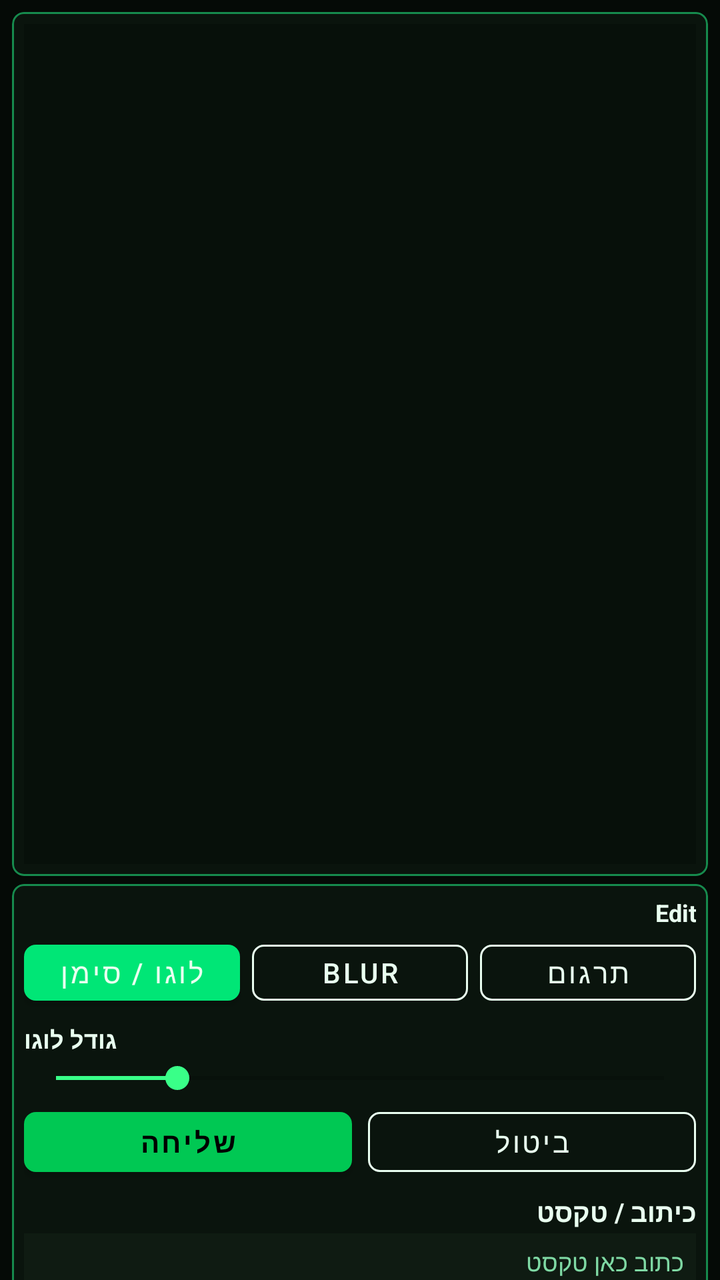
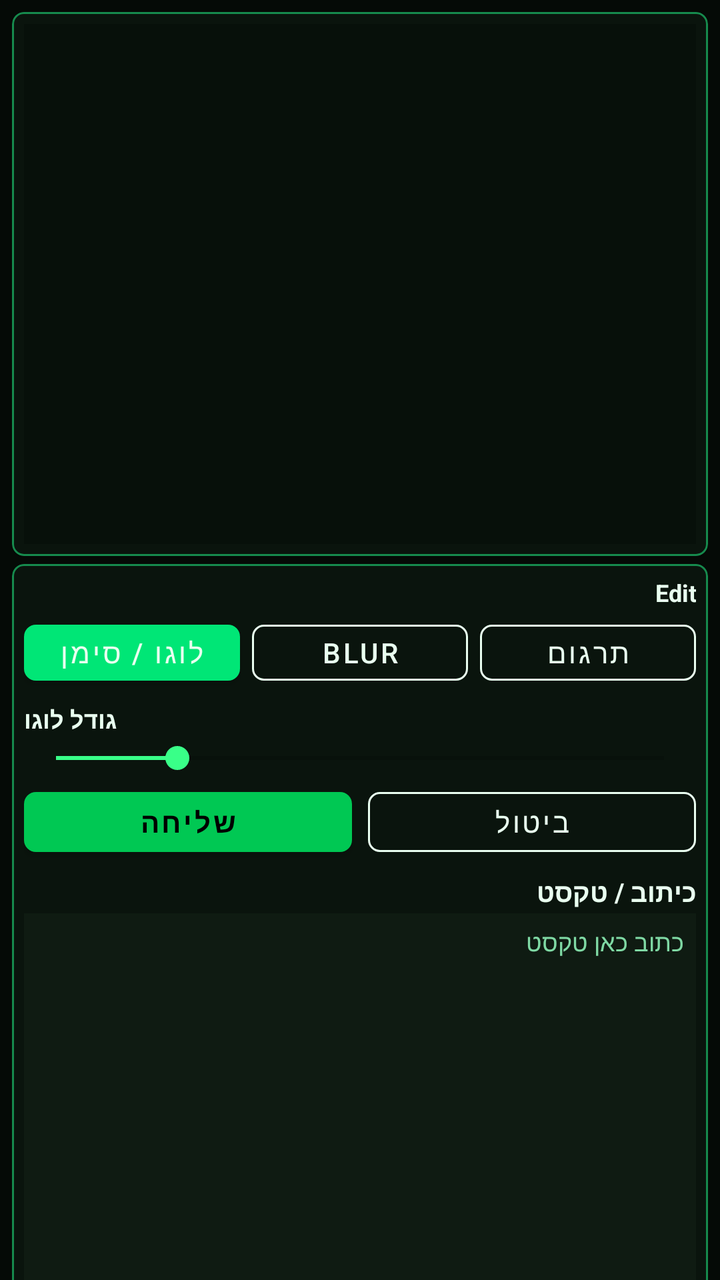

The first picture is an Android layout as it rendered before a commit; the second is the same layout after the commit. The layout source and the unified diff follow.
<!-- AndroidManifest.xml: application theme Theme.Pasiflonet -->
<!-- res/layout/activity_details.xml -->
<?xml version="1.0" encoding="utf-8"?>
<FrameLayout xmlns:android="http://schemas.android.com/apk/res/android"
    xmlns:app="http://schemas.android.com/apk/res-auto"
    android:layout_width="match_parent"
    android:layout_height="match_parent"
    android:background="#050A06">

    <androidx.core.widget.NestedScrollView
        android:id="@+id/scrollRoot"
        android:layout_width="match_parent"
        android:layout_height="match_parent"
        android:fillViewport="true"
        android:clipToPadding="false"
        android:padding="6dp">

        <LinearLayout
            android:layout_width="match_parent"
            android:layout_height="wrap_content"
            android:orientation="vertical">

            <com.google.android.material.card.MaterialCardView
                android:id="@+id/cardPreview"
                android:layout_width="match_parent"
                android:layout_height="wrap_content"
                android:layout_marginBottom="4dp"
                app:cardBackgroundColor="@color/cy_card"
                app:cardCornerRadius="6dp"
                app:strokeColor="@color/cy_stroke_soft"
                app:strokeWidth="1dp">

                <FrameLayout
                    android:layout_width="match_parent"
                    android:layout_height="wrap_content"
                    android:padding="6dp">

                    <ImageView
                        android:id="@+id/ivPreview"
                        android:layout_width="match_parent"
                        android:layout_height="420dp"
                        android:adjustViewBounds="false"
                        android:background="@color/cy_bg_2"
                        android:scaleType="fitCenter" />

                    <com.pasiflonet.mobile.ui.DrawingView
                        android:id="@+id/drawingView"
                        android:layout_width="match_parent"
                        android:layout_height="420dp"
                        android:visibility="gone" />

                    <ImageView
                        android:id="@+id/ivDraggableLogo"
                        android:layout_width="120dp"
                        android:layout_height="120dp"
                        android:layout_gravity="top|start"
                        android:visibility="gone" />
                </FrameLayout>
            </com.google.android.material.card.MaterialCardView>

            <com.google.android.material.card.MaterialCardView
                android:id="@+id/cardEditor"
                android:layout_width="match_parent"
                android:layout_height="wrap_content"
                app:cardBackgroundColor="@color/cy_card"
                app:cardCornerRadius="6dp"
                app:strokeColor="@color/cy_stroke_soft"
                app:strokeWidth="1dp">

                <LinearLayout
                    android:layout_width="match_parent"
                    android:layout_height="wrap_content"
                    android:orientation="vertical"
                    android:padding="6dp">

                    <TextView
                        android:layout_width="match_parent"
                        android:layout_height="wrap_content"
                        android:gravity="end"
                        android:text="Edit"
                        android:textColor="#E9FFF0"
                        android:textSize="12sp"
                        android:textStyle="bold" />

                    <LinearLayout
                        android:layout_width="match_parent"
                        android:layout_height="wrap_content"
                        android:layout_marginTop="2dp"
                        android:orientation="horizontal">

                        <com.google.android.material.button.MaterialButton
                            android:id="@+id/btnModeLogo"
                            android:layout_width="0dp"
                            android:layout_height="40dp"
                            android:layout_weight="1"
                            android:text="לוגו / סימן"
                            android:textColor="@color/cy_text"
                            app:backgroundTint="#00E676"
                            app:cornerRadius="6dp" />

                        <Space
                            android:layout_width="6dp"
                            android:layout_height="1dp" />

                        <com.google.android.material.button.MaterialButton
                            style="@style/Widget.MaterialComponents.Button.OutlinedButton"
                            android:id="@+id/btnModeBlur"
                            android:layout_width="0dp"
                            android:layout_height="40dp"
                            android:layout_weight="1"
                            android:text="BLUR"
                            android:textColor="#E9FFF0"
                            app:cornerRadius="6dp"
                            app:strokeColor="#E9FFF0" />

                        <Space
                            android:layout_width="6dp"
                            android:layout_height="1dp" />

                        <com.google.android.material.button.MaterialButton
                            style="@style/Widget.MaterialComponents.Button.OutlinedButton"
                            android:id="@+id/btnTranslate"
                            android:layout_width="0dp"
                            android:layout_height="40dp"
                            android:layout_weight="1"
                            android:text="תרגום"
                            android:textColor="#E9FFF0"
                            app:cornerRadius="6dp"
                            app:strokeColor="#E9FFF0" />
                    </LinearLayout>

                    <TextView
                        android:layout_width="match_parent"
                        android:layout_height="wrap_content"
                        android:layout_marginTop="5dp"
                        android:gravity="end"
                        android:text="גודל לוגו"
                        android:textColor="#E9FFF0"
                        android:textSize="12sp"
                        android:textStyle="bold" />

                    <SeekBar
                        android:id="@+id/sbLogoSize"
                        android:layout_width="match_parent"
                        android:layout_height="wrap_content"
                        android:layout_marginTop="2dp"
                        android:max="100"
                        android:progress="20" />

                    <LinearLayout
                        android:layout_width="match_parent"
                        android:layout_height="wrap_content"
                        android:layout_marginTop="2dp"
                        android:orientation="horizontal">

                        <com.google.android.material.button.MaterialButton
                            android:id="@+id/btnSend"
                            android:layout_width="0dp"
                            android:layout_height="42dp"
                            android:layout_weight="1"
                            android:text="שליחה"
                            android:textStyle="bold"
                            app:backgroundTint="#00C853"
                            app:cornerRadius="6dp" />

                        <Space
                            android:layout_width="8dp"
                            android:layout_height="1dp" />

                        <com.google.android.material.button.MaterialButton
                            style="@style/Widget.MaterialComponents.Button.OutlinedButton"
                            android:id="@+id/btnCancel"
                            android:layout_width="0dp"
                            android:layout_height="42dp"
                            android:layout_weight="1"
                            android:text="ביטול"
                            android:textColor="#E9FFF0"
                            app:cornerRadius="6dp"
                            app:strokeColor="#E9FFF0" />
                    </LinearLayout>

                    <TextView
                        android:layout_width="match_parent"
                        android:layout_height="wrap_content"
                        android:layout_marginTop="5dp"
                        android:gravity="start"
                        android:text="כיתוב / טקסט"
                        android:textColor="#E9FFF0"
                        android:textSize="13sp"
                        android:textStyle="bold" />

                    <EditText
                        android:id="@+id/etCaption"
                        android:layout_width="match_parent"
                        android:layout_height="200dp"
                        android:layout_marginTop="2dp"
                        android:background="#0F1B12"
                        android:gravity="top|right"
                        android:hint="כתוב כאן טקסט"
                        android:imeOptions="flagNoExtractUi"
                        android:inputType="textMultiLine|textCapSentences"
                        android:scrollHorizontally="false"
                        android:focusable="true"
                        android:focusableInTouchMode="true"
                        android:clickable="true"
                        android:cursorVisible="true"
                        android:longClickable="true"
                        android:layoutDirection="rtl"
                        android:textDirection="rtl"
                        android:minLines="5"
                        android:maxLines="200"
                        android:overScrollMode="always"
                        android:padding="6dp"
                        android:scrollbars="vertical"
                        android:textColor="#E9FFF0"
                        android:textColorHint="#7FD9A4"
                        android:textSize="12sp"
                        android:lineSpacingExtra="6dp" />
                </LinearLayout>
            </com.google.android.material.card.MaterialCardView>
        </LinearLayout>
    </androidx.core.widget.NestedScrollView>

    <FrameLayout
        android:id="@+id/loadingOverlay"
        android:layout_width="match_parent"
        android:layout_height="match_parent"
        android:background="#55000000"
        android:clickable="false"
        android:focusable="false"
        android:visibility="gone">

        <ProgressBar
            android:layout_width="44dp"
            android:layout_height="44dp"
            android:layout_gravity="center" />
    </FrameLayout>
</FrameLayout>
<!-- resources referenced by this layout -->
<resources>
  <color name="cy_bg_2">#07100A</color>
  <color name="cy_card">#0A140D</color>
  <color name="cy_stroke_soft">#168A4D</color>
  <color name="cy_text">#E9FFF0</color>
  <style name="Theme.Pasiflonet" parent="Theme.MaterialComponents.DayNight.NoActionBar">
          <item name="colorPrimary">@color/cyber_primary</item>
          <item name="colorPrimaryVariant">@color/cyber_primary_dark</item>
          <item name="colorOnPrimary">@color/black</item>
          <item name="colorSecondary">@color/cyber_secondary</item>
          <item name="colorOnSecondary">@color/black</item>
          <item name="android:statusBarColor">@color/cy_bg</item>
          <item name="android:navigationBarColor">@color/cy_bg</item>
          <item name="android:windowLightStatusBar" tools:targetApi="m">false</item>
          <item name="android:windowLightNavigationBar" tools:targetApi="o_mr1">false</item>
          <item name="android:colorBackground">@color/cy_bg</item>
      </style>
  <color name="cyber_primary">#00E676</color>
  <color name="cyber_primary_dark">#00C853</color>
  <color name="black">#FF000000</color>
  <color name="cyber_secondary">#39FF88</color>
  <color name="cy_bg">#040805</color>
</resources>

<!-- the commit's change to res/layout/activity_details.xml (unified diff, before → after) -->
@@ -36,7 +36,7 @@
                     <ImageView
                         android:id="@+id/ivPreview"
                         android:layout_width="match_parent"
-                        android:layout_height="420dp"
+                        android:layout_height="260dp"
                         android:adjustViewBounds="false"
                         android:background="@color/cy_bg_2"
                         android:scaleType="fitCenter" />
@@ -44,7 +44,7 @@
                     <com.pasiflonet.mobile.ui.DrawingView
                         android:id="@+id/drawingView"
                         android:layout_width="match_parent"
-                        android:layout_height="420dp"
+                        android:layout_height="260dp"
                         android:visibility="gone" />
 
                     <ImageView
@@ -190,7 +190,7 @@
                     <EditText
                         android:id="@+id/etCaption"
                         android:layout_width="match_parent"
-                        android:layout_height="200dp"
+                        android:layout_height="260dp"
                         android:layout_marginTop="2dp"
                         android:background="#0F1B12"
                         android:gravity="top|right"
@@ -205,10 +205,11 @@
                         android:longClickable="true"
                         android:layoutDirection="rtl"
                         android:textDirection="rtl"
-                        android:minLines="5"
+                        android:minLines="6"
                         android:maxLines="200"
                         android:overScrollMode="always"
                         android:padding="6dp"
+                        android:isScrollContainer="true"
                         android:scrollbars="vertical"
                         android:textColor="#E9FFF0"
                         android:textColorHint="#7FD9A4"
